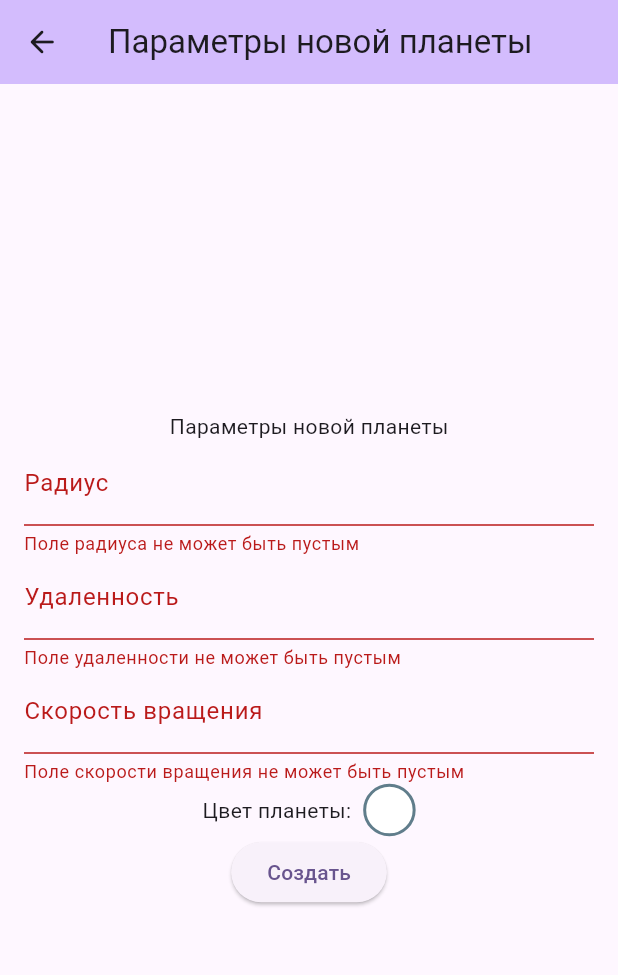
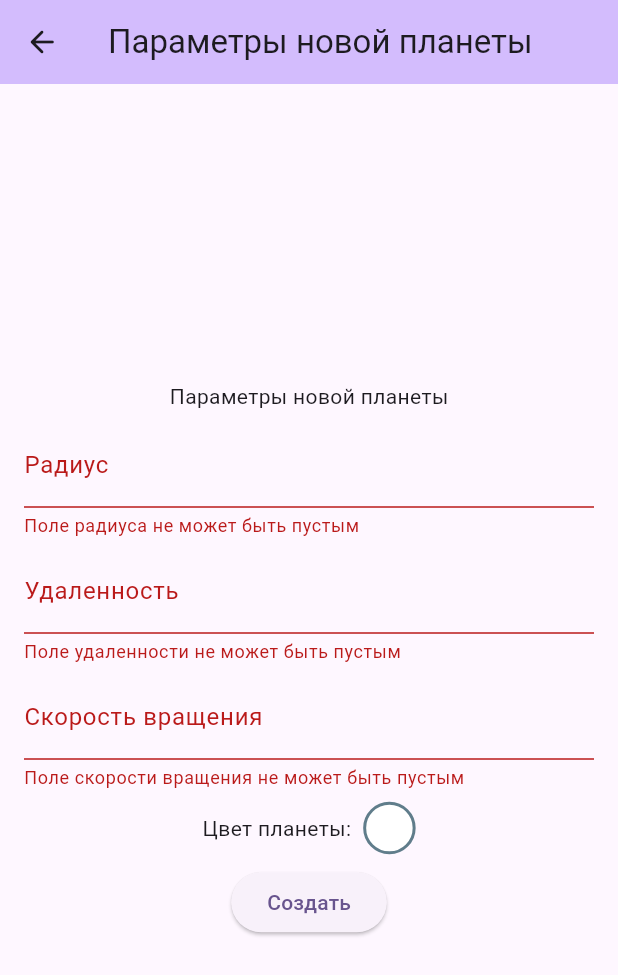
Before and after one commit to EDmitryV/gis_test, a Flutter app: the NewPlanetScreen screen opened by its route, after a tap on "Создать", on a phone screen of 412 x 824 dp. Shown: the top 975 px of the screen. Run offline on Flutter 3.47's test engine with Material 3 defaults, Android fonts, the phone set to English and light mode, and no system bars; our stand-ins replace flutter_colorpicker, hive_flutter; accounts and stored records are empty; statements that could not run were skipped.

Commit message:
2s solution

```diff
--- a/lib/animation/painter.dart
+++ b/lib/animation/painter.dart
@@ -12,14 +12,36 @@ class Painter extends CustomPainter {
   @override
   void paint(Canvas canvas, Size size) {
     Box<Planet> planetsBox = Hive.box(planetsBoxName);
+    double maxRR = 0.0;
+    for (Planet p in planetsBox.values) {
+      if (p.radius + p.remoteness > maxRR) {
+        maxRR = p.radius + p.remoteness;
+      }
+    }
+    var k = 0.5;
+    var padding = 15;
+    double ratio;
+    if (size.height < size.width) {
+      ratio = (size.height - padding) / maxRR * k;
+    } else {
+      ratio = (size.width - padding) / maxRR * k;
+    }
     for (Planet planet in planetsBox.values) {
       canvas.drawCircle(
-          Offset(size.width / 2 + planet.remoteness * cos(animation.value), size.height / 2 + planet.remoteness * sin(animation.value)),
-          planet.radius,
+          Offset(
+              size.width / 2 +
+                  planet.remoteness *
+                      ratio *
+                      cos(animation.value * planet.speed),
+              size.height / 2 +
+                  planet.remoteness *
+                      ratio *
+                      sin(animation.value * planet.speed)),
+          planet.radius * ratio,
           Paint()..color = planet.color);
       canvas.drawCircle(
           Offset(size.width / 2, size.height / 2),
-          planet.remoteness,
+          planet.remoteness * ratio,
           Paint()
             ..color = planet.color.withOpacity(planet.color.opacity * 0.5)
             ..style = PaintingStyle.stroke);
--- a/lib/models/planet.dart
+++ b/lib/models/planet.dart
@@ -12,7 +12,7 @@ class Planet {
   @HiveField(2)
   final double remoteness;
   @HiveField(3)
-  final double speed;
+  final int speed;
 
   Planet(
       {required this.color,
--- a/lib/screens/main_screen.dart
+++ b/lib/screens/main_screen.dart
@@ -20,10 +20,12 @@ class _MainPageState extends State<MainPage>
   void initState() {
     if (planetsBox.length == 0) {
       planetsBox.add(
-          Planet(color: Colors.yellow, remoteness: 0, speed: 0, radius: 50));
+          Planet(color: Colors.yellow, remoteness: 0, speed: 0, radius: 100));
     }
     _animationController = AnimationController(
-        vsync: this, duration: const Duration(seconds: 5), upperBound: 2 * pi);
+        vsync: this,
+        duration: const Duration(seconds: 300),
+        upperBound: 2 * pi);
     _animationController.addListener(() {
       setState(() {});
     });
@@ -40,12 +42,11 @@ class _MainPageState extends State<MainPage>
         backgroundColor: Theme.of(context).colorScheme.inversePrimary,
         title: const Text("Planetarium"),
       ),
-      body: InteractiveViewer(
-        child: CustomPaint(
-          painter: Painter(_animationController),
-          child: Container(),
-        ),
-      ),
+      body:
+          CustomPaint(
+            painter: Painter(_animationController),
+            child: Container(),
+          ),
       floatingActionButton: FloatingActionButton(
         onPressed: () {
           Navigator.of(context).pushNamed('/add_planet').then((planet) {
--- a/lib/screens/new_planet_screen.dart
+++ b/lib/screens/new_planet_screen.dart
@@ -13,7 +13,7 @@ class _NewPlanetScreenState extends State<NewPlanetScreen> {
   final GlobalKey<FormState> _newPlanetFormKey = GlobalKey<FormState>();
   Color color = Colors.white;
   double? remoteness;
-  double? speed;
+  int? speed;
   double? radius;
 
   void changeColor(Color newColor) {
@@ -37,8 +37,10 @@ class _NewPlanetScreenState extends State<NewPlanetScreen> {
           key: _newPlanetFormKey,
           child: Container(
             padding: const EdgeInsets.all(16),
-            child: Column(
-              mainAxisSize: MainAxisSize.min,
+            child: Wrap(
+              spacing: double.infinity,
+              runSpacing: 8,
+              alignment: WrapAlignment.center,
               children: <Widget>[
                 const Text("Параметры новой планеты"),
                 TextFormField(
@@ -48,6 +50,9 @@ class _NewPlanetScreenState extends State<NewPlanetScreen> {
                   validator: (value) {
                     if (value == null || value.isEmpty) {
                       return 'Поле радиуса не может быть пустым';
+                    }
+                    if(double.tryParse(value)==null){
+                      return "Радиус может быть только числом";
                     }
                     return null;
                   },
@@ -65,6 +70,9 @@ class _NewPlanetScreenState extends State<NewPlanetScreen> {
                     if (value == null || value.isEmpty) {
                       return 'Поле удаленности не может быть пустым';
                     }
+                    if(double.tryParse(value)==null){
+                      return "Удаленность может быть только числом";
+                    }
                     return null;
                   },
                   onSaved: (value) {
@@ -76,17 +84,19 @@ class _NewPlanetScreenState extends State<NewPlanetScreen> {
                 TextFormField(
                   decoration:
                       const InputDecoration(labelText: 'Скорость вращения'),
-                  keyboardType:
-                      const TextInputType.numberWithOptions(decimal: true),
+                  keyboardType: TextInputType.number,
                   validator: (value) {
                     if (value == null || value.isEmpty) {
                       return 'Поле скорости вращения не может быть пустым';
+                    }
+                    if (int.tryParse(value) == null) {
+                      return "Скорости вращения может быть только целым числом";
                     }
                     return null;
                   },
                   onSaved: (value) {
                     if (value != null) {
-                      speed = double.parse(value);
+                      speed = int.parse(value);
                     }
                   },
                 ),
```
Also changed, not shown: lib/models/planet.g.dart, pubspec.lock.
